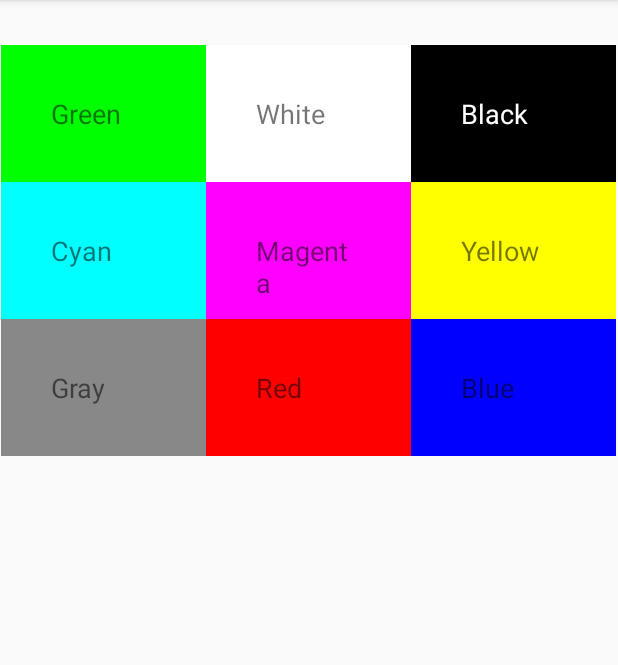
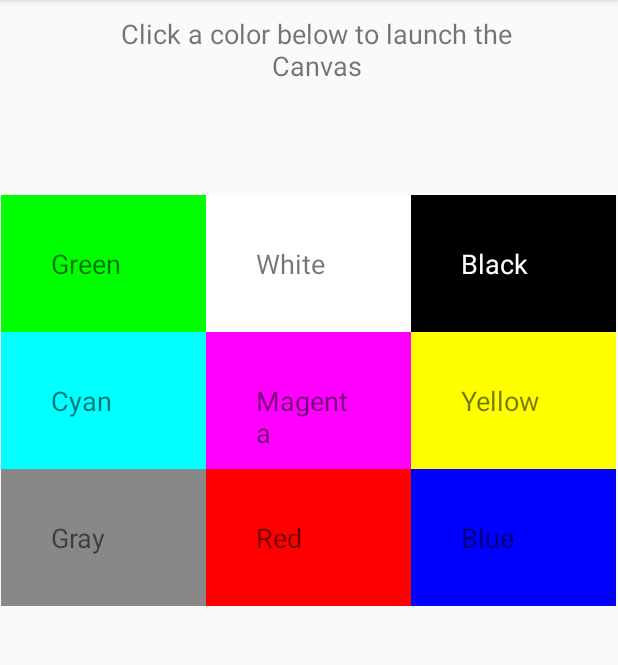
Before and after one commit to PeterNguyen47/PaletteActivity, an Android app: the screen it shows after launch (PaletteActivity), on a phone screen of 412 x 824 dp, the part 84-749 px from its top. Run offline under Robolectric (Android 15) with nearby library versions, the light colour scheme and no system bars.

Commit message:
Assignment 5 - Applied resources to colors.xml and strings.xml and added French language translation of application. Also changed Title Bar code to use resources instead of a hard string code. Application does not crash when switching between languages, nor running application.

```diff
--- a/app/src/main/java/edu/temple/paletteactivity/CanvasActivity.java
+++ b/app/src/main/java/edu/temple/paletteactivity/CanvasActivity.java
@@ -4,6 +4,7 @@ import androidx.appcompat.app.AppCompatActivity;
 import android.graphics.Color;
 import android.os.Bundle;
 import android.util.Log;
+import android.view.View;
 import android.widget.TextView;
 
 import java.util.ArrayList;
@@ -21,7 +22,7 @@ public class CanvasActivity extends AppCompatActivity {
         setContentView(R.layout.activity_canvas);
 
         // Set Canvas Activity Label
-        getSupportActionBar().setTitle("Canvas Activity");
+        getSupportActionBar().setTitle(R.string.canvas_name);
         Log.d("CanvasActivity", "Action Bar Set to Canvas Activity: " + (getSupportActionBar() != null));
 
         canvasTextView = findViewById(R.id.canvasTextView);
--- a/app/src/main/java/edu/temple/paletteactivity/CustomAdapter.java
+++ b/app/src/main/java/edu/temple/paletteactivity/CustomAdapter.java
@@ -1,6 +1,7 @@
 package edu.temple.paletteactivity;
 
 import android.content.Context;
+import android.content.res.Resources;
 import android.graphics.Color;
 import android.util.Log;
 import android.view.View;
@@ -8,30 +9,30 @@ import android.view.ViewGroup;
 import android.widget.BaseAdapter;
 import android.widget.TextView;
 
-import java.util.ArrayList;
-
 public class CustomAdapter extends BaseAdapter {
 
-    public static ArrayList<Integer> pnColors;
+    public static int[] pnColors;
     Context context;
     TextView customTextView;
+    // Adding resources
+    Resources resources;
 
-    public CustomAdapter(Context context, ArrayList<Integer> pnColors) {
+    public CustomAdapter(Context context, int[] pnColors) {
         this.context = context;
         CustomAdapter.pnColors = pnColors;
     }
 
     @Override
     public int getCount() {
-        Log.d("PaletteActivity", "pnColors size is: " + pnColors.size());
-        return pnColors.size();
+        Log.d("PaletteActivity", "pnColors size is: " + pnColors.length);
+        return pnColors.length;
 
     }
 
     @Override
     public Object getItem(int position) {
         Log.d("PaletteActivity", "Color position is: " + position);
-        return pnColors.get(position);
+        return pnColors[position];
     }
 
     @Override
@@ -43,11 +44,15 @@ public class CustomAdapter extends BaseAdapter {
     @Override
     public View getView(int position, View convertView, ViewGroup parent) {
 
+        // String array (update), fills in String of color names into Grid View via resources
+        resources = context.getResources();
+        String[] pnColors = resources.getStringArray(R.array.colors_array);
+
         customTextView = new TextView(context);
         Log.d("PaletteActivity", "customTextView is found: " + true);
 
         // Fill in String of colors into Grid View of corresponding color
-        final String[] pnColors = {"Green","White","Black","Cyan","Magenta","Yellow","Gray","Red","Blue"};
+        // final String[] pnColors = {"Green","White","Black","Cyan","Magenta","Yellow","Gray","Red","Blue"};
 
         // Set Black Grid Text to be visible
         if (position == 2){
@@ -60,7 +65,7 @@ public class CustomAdapter extends BaseAdapter {
         // Set Text Size
         customTextView.setText(pnColors[position]);
         customTextView.setPadding(50,50,50,50);
-        customTextView.setBackgroundColor(CustomAdapter.pnColors.get(position));
+        customTextView.setBackgroundColor(CustomAdapter.pnColors[position]);
         customTextView.setTextSize(18);
 
         return customTextView;
--- a/app/src/main/java/edu/temple/paletteactivity/PaletteActivity.java
+++ b/app/src/main/java/edu/temple/paletteactivity/PaletteActivity.java
@@ -3,6 +3,7 @@ package edu.temple.paletteactivity;
 import androidx.appcompat.app.AppCompatActivity;
 
 import android.content.Intent;
+import android.content.res.Resources;
 import android.graphics.Color;
 import android.os.Bundle;
 import android.util.Log;
@@ -19,7 +20,6 @@ public class PaletteActivity extends AppCompatActivity {
 
     // Objects list to use
     GridView pnColorGridView;
-    ArrayList<Integer> pnColors;
     Intent pnIntent;
 
     @Override
@@ -28,20 +28,12 @@ public class PaletteActivity extends AppCompatActivity {
         setContentView(R.layout.activity_main);
 
         // Set Palette Activity label
-        getSupportActionBar().setTitle("Palette Activity");
+        getSupportActionBar().setTitle(R.string.palette_name);
         Log.d("PaletteActivity", "Action Bar Set to Palette Activity: " + (getSupportActionBar() !=null));
 
-        // Integer array list of colors, this gives the grid boxes their background color
-        pnColors = new ArrayList<>();
-        pnColors.add(Color.GREEN);
-        pnColors.add(Color.WHITE);
-        pnColors.add(Color.BLACK);
-        pnColors.add(Color.CYAN);
-        pnColors.add(Color.MAGENTA);
-        pnColors.add(Color.YELLOW);
-        pnColors.add(Color.GRAY);
-        pnColors.add(Color.RED);
-        pnColors.add(Color.BLUE);
+        // Integer color array resource (update), gives grid boxes their background color via resources
+        Resources resources = PaletteActivity.this.getResources();
+        final int[] pnColors = PaletteActivity.this.getResources().getIntArray(R.array.colorPalette);
 
         // find Grid View of act main xml
         pnColorGridView = findViewById(R.id.pnColorGridView);
@@ -66,7 +58,7 @@ public class PaletteActivity extends AppCompatActivity {
 
                 // Declaring an Intent to access the bundle in the secondary activity
                 pnIntent = new Intent(getApplicationContext(), CanvasActivity.class);
-                pnIntent.putExtra(EXTRA_MESSAGE, pnColors.get(position));
+                pnIntent.putExtra(EXTRA_MESSAGE, pnColors[position]);
                 startActivity(pnIntent);
             }
         });
--- a/app/src/main/res/layout/activity_main.xml
+++ b/app/src/main/res/layout/activity_main.xml
@@ -11,7 +11,7 @@
         android:layout_width="411dp"
         android:layout_height="347dp"
         android:layout_marginStart="10dp"
-        android:layout_marginTop="30dp"
+        android:layout_marginTop="130dp"
         android:layout_marginEnd="10dp"
         android:numColumns="3"
         android:visibility="visible"
@@ -19,4 +19,16 @@
         app:layout_constraintStart_toStartOf="parent"
         app:layout_constraintTop_toTopOf="parent" />
 
+    <TextView
+        android:id="@+id/textView"
+        android:layout_width="321dp"
+        android:layout_height="62dp"
+        android:layout_marginStart="50dp"
+        android:layout_marginTop="10dp"
+        android:gravity="center|top"
+        android:text="@string/instructions"
+        android:textSize="18sp"
+        app:layout_constraintStart_toStartOf="parent"
+        app:layout_constraintTop_toTopOf="parent" />
+
 </androidx.constraintlayout.widget.ConstraintLayout>
--- a/app/src/main/res/values/colors.xml
+++ b/app/src/main/res/values/colors.xml
@@ -3,4 +3,24 @@
     <color name="colorPrimary">#6200EE</color>
     <color name="colorPrimaryDark">#3700B3</color>
     <color name="colorAccent">#03DAC5</color>
+    <color name="Green">#ff00ff00</color>
+    <color name="White">#ffffffff</color>
+    <color name="Black">#ff000000</color>
+    <color name="Cyan">#ff00ffff</color>
+    <color name="Magenta">#ffff00ff</color>
+    <color name="Yellow">#ffffff00</color>
+    <color name="Gray">#ff888888</color>
+    <color name="Red">#ffff0000</color>
+    <color name="Blue">#ff0000ff</color>
+    <array name="colorPalette">
+        <item>@color/Green</item>
+        <item>@color/White</item>
+        <item>@color/Black</item>
+        <item>@color/Cyan</item>
+        <item>@color/Magenta</item>
+        <item>@color/Yellow</item>
+        <item>@color/Gray</item>
+        <item>@color/Red</item>
+        <item>@color/Blue</item>
+    </array>
 </resources>
--- a/app/src/main/res/values/strings.xml
+++ b/app/src/main/res/values/strings.xml
@@ -3,6 +3,7 @@
     <string name="canvas_name">Canvas Activity</string>
     <string name="palette_name">Palette Activity</string>
     <string name="canvas_color_name">Canvas Color</string>
+    <string name="instructions">Click a color below to launch the Canvas</string>
     <string name="green">Green</string>
     <string name="white">White</string>
     <string name="black">Black</string>
@@ -12,5 +13,16 @@
     <string name="gray">Gray</string>
     <string name="red">Red</string>
     <string name="blue">Blue</string>
+    <string-array name="colors_array">
+        <item>Green</item>
+        <item>White</item>
+        <item>Black</item>
+        <item>Cyan</item>
+        <item>Magenta</item>
+        <item>Yellow</item>
+        <item>Gray</item>
+        <item>Red</item>
+        <item>Blue</item>
+    </string-array>
 
 </resources>
```
Also changed, not shown: 1 other file.
